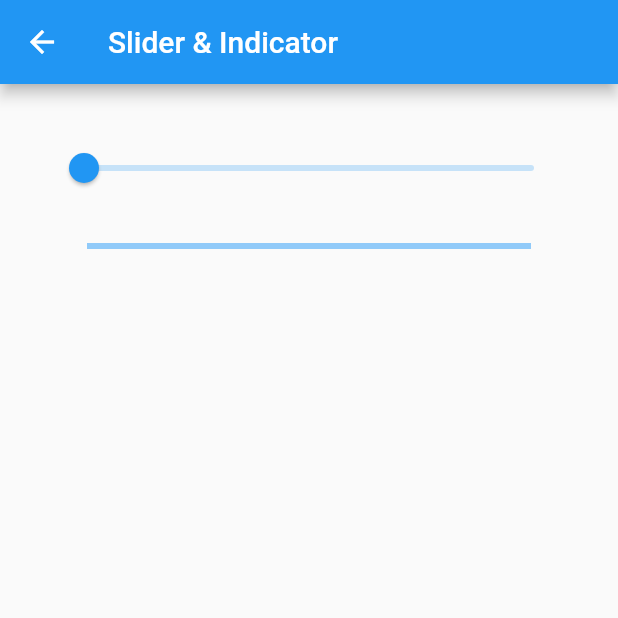
After one commit to iamrajdev/Flutter_intermediate_example, a Flutter app: the screen it shows after launch, after a tap on "Slider & Indicator", on a phone screen of 412 x 824 dp, the top half of it. The commit adds this screen. Run offline on Flutter 3.47's test engine with Material 2 defaults, Android fonts, the phone set to English and light mode, and no system bars; our stand-ins replace device_preview.

Commit message:
Add: Slider & Indicator

```diff
--- a/lib/main.dart
+++ b/lib/main.dart
@@ -2,6 +2,7 @@ import 'package:device_preview/device_preview.dart';
 import 'package:flutter/foundation.dart';
 import 'package:flutter/material.dart';
 import 'package:flutter_intermediate/action_chip/action_chip_example.dart';
+import 'package:flutter_intermediate/slider_indicator/slider_indicator.dart';
 
 void main() {
   runApp(
@@ -55,8 +56,9 @@ class _HomePageState extends State<HomePage> {
       child: Center(
         child: Column(
           children: [
+            //Action chip example
             ElevatedButton.icon(
-                label: const Text('Action chip example'),
+                label: const Text('Action chip '),
                 icon: const Icon(Icons.arrow_right),
                 onPressed: () {
                   Navigator.push(
@@ -64,6 +66,19 @@ class _HomePageState extends State<HomePage> {
                       MaterialPageRoute(
                           builder: (context) => const ActionChipExample()));
                 }),
+
+            const SizedBox(height: 20),
+
+            //Slider & Indicator example
+            ElevatedButton.icon(
+                label: const Text('Slider & Indicator'),
+                icon: const Icon(Icons.arrow_right),
+                onPressed: () {
+                  Navigator.push(
+                      context,
+                      MaterialPageRoute(
+                          builder: (context) => const SliderIndicator()));
+                }),
           ],
         ),
       ),
--- /dev/null
+++ b/lib/slider_indicator/slider_indicator.dart
@@ -0,0 +1,47 @@
+import 'package:flutter/material.dart';
+
+class SliderIndicator extends StatefulWidget {
+  const SliderIndicator({Key? key}) : super(key: key);
+
+  @override
+  State<SliderIndicator> createState() => _SliderIndicatorState();
+}
+
+class _SliderIndicatorState extends State<SliderIndicator> {
+  double _value = 0.0;
+
+  void _onClicked(double value) => setState(() => _value = value);
+
+  @override
+  Widget build(BuildContext context) {
+    return Scaffold(
+      appBar: AppBar(
+        title: const Text("Slider & Indicator"),
+      ),
+      body: Container(
+        padding: const EdgeInsets.all(32.0),
+        child: Center(
+          child: Column(
+            children: [
+              Slider(value: _value, onChanged: _onClicked),
+              Container(
+                padding: const EdgeInsets.all(26.0),
+                child: LinearProgressIndicator(
+                  value: _value,
+                  valueColor: const AlwaysStoppedAnimation<Color>(Colors.green),
+                ),
+              ),
+              Container(
+                padding: const EdgeInsets.all(26.0),
+                child: CircularProgressIndicator(
+                  value: _value,
+                  valueColor: const AlwaysStoppedAnimation<Color>(Colors.red),
+                ),
+              ),
+            ],
+          ),
+        ),
+      ),
+    );
+  }
+}
```
